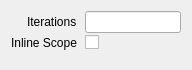
houmain/gpupad, file src/session/GroupProperties.ui: the form before one commit.
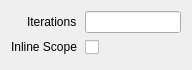
The form after the commit. Custom widgets are drawn as their Qt base class.

The edit to the form file:
```diff
--- a/src/session/GroupProperties.ui
+++ b/src/session/GroupProperties.ui
@@ -34,26 +34,33 @@
      <property name="bottomMargin">
       <number>0</number>
      </property>
-     <item row="1" column="0">
+     <item row="0" column="0">
       <widget class="QLabel" name="labelIterations">
        <property name="text">
         <string>Iterations</string>
        </property>
       </widget>
      </item>
-     <item row="1" column="1">
+     <item row="0" column="1">
       <widget class="ExpressionLineEdit" name="iterations"/>
      </item>
-     <item row="2" column="1">
-      <widget class="QCheckBox" name="inlineScope"/>
-     </item>
-     <item row="2" column="0">
+     <item row="1" column="0">
       <widget class="QLabel" name="labelInlineScope">
        <property name="text">
         <string>Inline Scope</string>
        </property>
       </widget>
      </item>
+     <item row="1" column="1">
+      <widget class="QCheckBox" name="inlineScope">
+       <property name="minimumSize">
+        <size>
+         <width>0</width>
+         <height>24</height>
+        </size>
+       </property>
+      </widget>
+     </item>
     </layout>
    </item>
   </layout>
```
